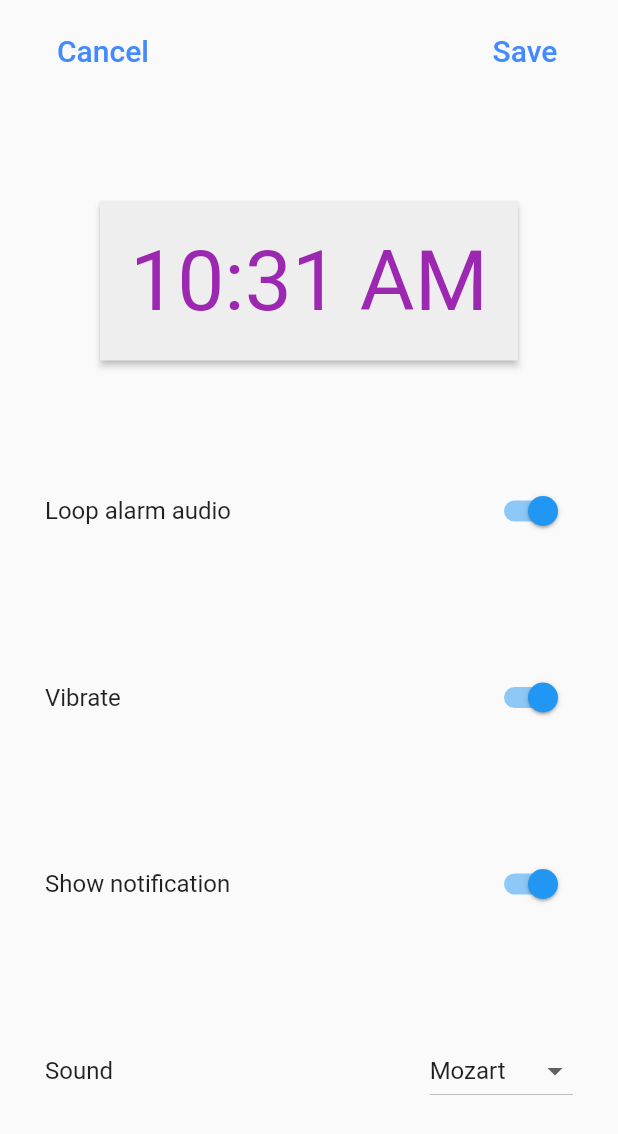
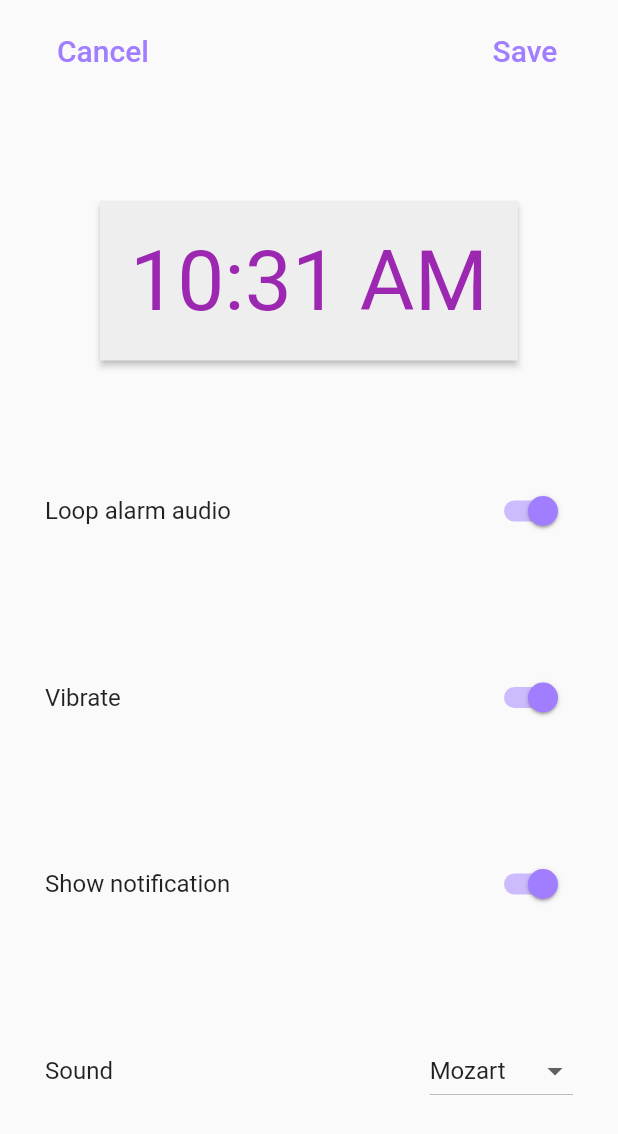
Before and after one commit to iyeaaa/Jeong-Yak-yong, a Flutter app: the ExampleAlarmEditScreen widget shown alone on an empty page, opened directly, on a phone screen of 412 x 824 dp. Shown: the top 1134 px of the screen. Run offline on Flutter 3.47's test engine with Material 2 defaults, Android fonts, the phone set to English and light mode, and no system bars; our stand-ins replace auto_size_text, cloud_firestore, firebase_auth, firebase_core, google_fonts; missing offline and left inert: alarm; accounts and stored records are empty.

Commit message:
alarm edit page 색 수정

```diff
--- a/lib/alarm_screens/edit_alarm.dart
+++ b/lib/alarm_screens/edit_alarm.dart
@@ -134,7 +134,7 @@ class _ExampleAlarmEditScreenState extends State<ExampleAlarmEditScreen> {
                   style: Theme.of(context)
                       .textTheme
                       .titleLarge!
-                      .copyWith(color: Colors.blueAccent),
+                      .copyWith(color: const Color(0xffa07eff)),
                 ),
               ), // Cencel
               TextButton(
@@ -144,7 +144,7 @@ class _ExampleAlarmEditScreenState extends State<ExampleAlarmEditScreen> {
                   style: Theme.of(context)
                       .textTheme
                       .titleLarge!
-                      .copyWith(color: Colors.blueAccent),
+                      .copyWith(color: const Color(0xffa07eff)),
                 ),
               ), // Save
             ],
@@ -173,6 +173,7 @@ class _ExampleAlarmEditScreenState extends State<ExampleAlarmEditScreen> {
               Switch(
                 value: loopAudio,
                 onChanged: (value) => setState(() => loopAudio = value),
+                activeColor: const Color(0xffa07eff),
               ),
             ],
           ), // Loop alarm audio
@@ -186,6 +187,7 @@ class _ExampleAlarmEditScreenState extends State<ExampleAlarmEditScreen> {
               Switch(
                 value: vibrate,
                 onChanged: (value) => setState(() => vibrate = value),
+                activeColor: const Color(0xffa07eff),
               ),
             ],
           ), // Vibrate
@@ -199,6 +201,7 @@ class _ExampleAlarmEditScreenState extends State<ExampleAlarmEditScreen> {
               Switch(
                 value: showNotification,
                 onChanged: (value) => setState(() => showNotification = value),
+                activeColor: const Color(0xffa07eff),
               ),
             ],
           ), // Show notification
```
Also changed, not shown: lib/sub_pages/medi_setting.dart (+11 -0 lines).
